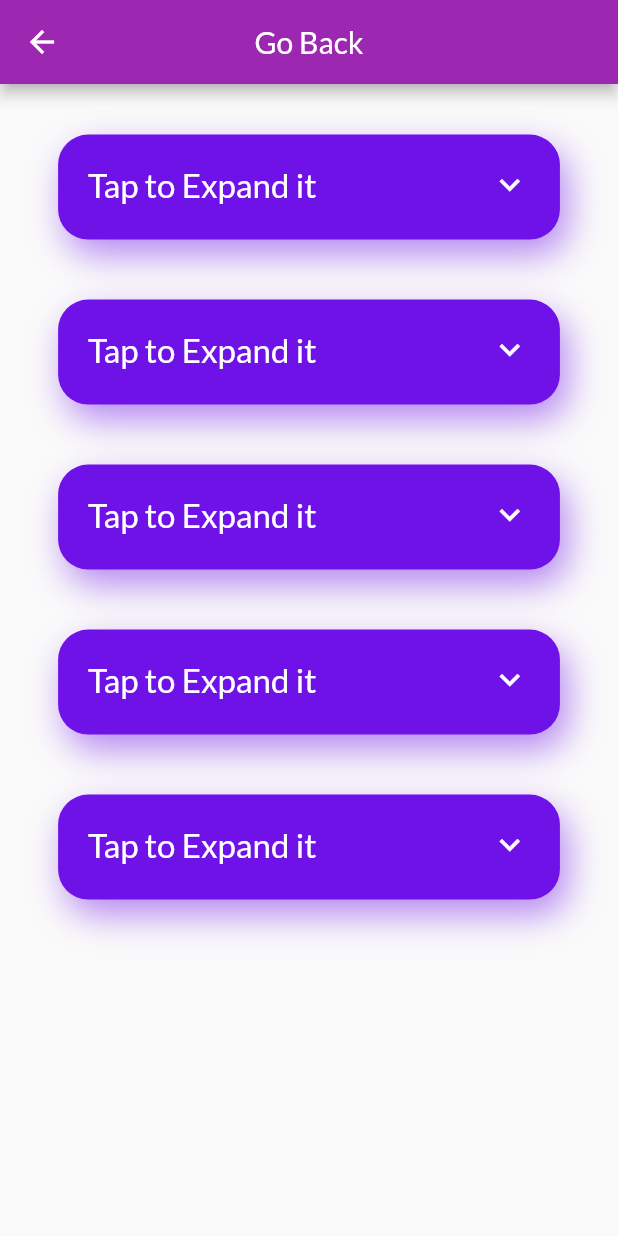
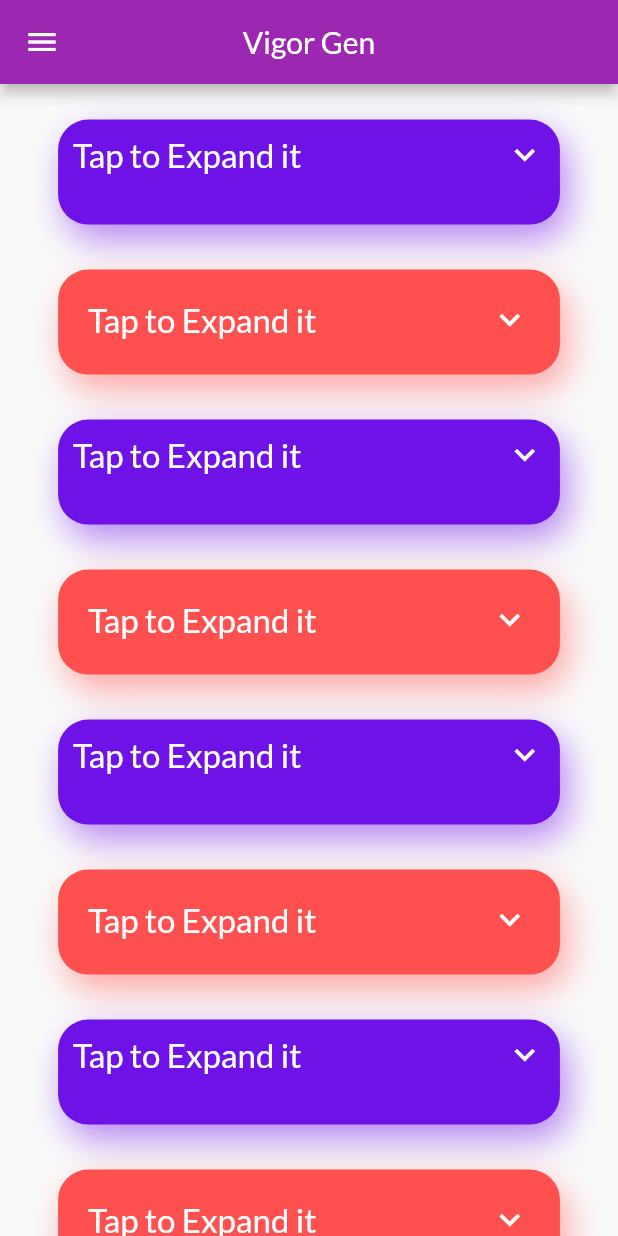
Before and after one commit to Richie1000/vigorGen-User, a Flutter app: the LabScreen screen opened by its route, on a phone screen of 412 x 824 dp. Run offline on Flutter 3.47's test engine with Material 2 defaults, Android fonts, the phone set to English and light mode, and no system bars; our stand-ins replace firebase_core, flutter_spinkit, flutter_staggered_animations, image_picker, shared_preferences; accounts and stored records are empty.

Commit message:
Minor changes before major change

```diff
--- a/lib/providers/labtest.dart
+++ b/lib/providers/labtest.dart
@@ -1,32 +1,4 @@
 import 'package:flutter/material.dart';
-
-class LabItem with ChangeNotifier{
-  final double resultItem1;
-  final double resultItem2;
-  final double resultItem3;
-  final double resultItem4;
-  final double resultItem5;
-  final double resultItem6;
-  final double resultItem7;
-  final double resultItem8;
-  final double resultItem9;
-  final double resultItem10;
-  final double resultItem11;
-
-  LabItem({
-    @required this.resultItem1,
-    @required this.resultItem2,
-    @required this.resultItem3,
-    @required this.resultItem4,
-    @required this.resultItem5,
-    @required this.resultItem6,
-    @required this.resultItem7,
-    @required this.resultItem8,
-    @required this.resultItem9,
-    @required this.resultItem10,
-    @required this.resultItem11,
-  });
-}
 
 class LabTest with ChangeNotifier{
   final String id;
--- a/lib/screens/cart_screen.dart
+++ b/lib/screens/cart_screen.dart
@@ -1,3 +1,5 @@
+import 'dart:io';
+
 import 'package:flutter/material.dart';
 import 'package:provider/provider.dart';
 
--- a/lib/screens/lab_services_screen.dart
+++ b/lib/screens/lab_services_screen.dart
@@ -5,20 +5,22 @@ import 'package:flutter/services.dart';
 import 'package:flutter_staggered_animations/flutter_staggered_animations.dart';
 
 import '../widgets/lab_Item.dart';
+import '../widgets/app_drawer.dart';
 
 class LabScreen extends StatelessWidget {
   static const routeName = "./LabScreen";
   @override
   Widget build(BuildContext context) {
-    double _w = MediaQuery.of(context).size.width;
+    double _width = MediaQuery.of(context).size.width;
     return Scaffold(
       appBar: AppBar(
-          title: Text("Go Back"),
+          title: Text("Vigor Gen"),
           centerTitle: true,
           systemOverlayStyle: SystemUiOverlayStyle.light),
+      drawer: AppDrawer(),
       body: AnimationLimiter(
         child: ListView.builder(
-          padding: EdgeInsets.all(_w / 30),
+          padding: EdgeInsets.all(_width / 30),
           physics:
               BouncingScrollPhysics(parent: AlwaysScrollableScrollPhysics()),
           itemCount: 5,
--- a/lib/widgets/lab_Item.dart
+++ b/lib/widgets/lab_Item.dart
@@ -28,9 +28,9 @@ class _LabItemState extends State<LabItem> {
             child: AnimatedContainer(
               margin: EdgeInsets.symmetric(
                 horizontal: isExpanded ? 25 : 0,
-                vertical: 20,
+                vertical: 10,
               ),
-              padding: EdgeInsets.all(20),
+              padding: EdgeInsets.all(10),
               height: isExpanded ? 70 : 330,
               curve: Curves.fastLinearToSlowEaseIn,
               duration: Duration(milliseconds: 1200),
@@ -112,94 +112,94 @@ class _LabItemState extends State<LabItem> {
               ),
             ),
           ),
-          // InkWell(
-          //   highlightColor: Colors.transparent,
-          //   splashColor: Colors.transparent,
-          //   onTap: () {
-          //     setState(() {
-          //       isExpanded2 = !isExpanded2;
-          //     });
-          //   },
-          //   child: AnimatedContainer(
-          //     margin: EdgeInsets.symmetric(
-          //       horizontal: isExpanded2 ? 25 : 0,
-          //       vertical: 20,
-          //     ),
-          //     padding: EdgeInsets.all(20),
-          //     height: isExpanded2 ? 70 : 330,
-          //     curve: Curves.fastLinearToSlowEaseIn,
-          //     duration: Duration(milliseconds: 1200),
-          //     decoration: BoxDecoration(
-          //       boxShadow: [
-          //         BoxShadow(
-          //           color: Color(0xffFF5050).withOpacity(0.5),
-          //           blurRadius: 20,
-          //           offset: Offset(5, 10),
-          //         ),
-          //       ],
-          //       color: Color(0xffFF5050),
-          //       borderRadius: BorderRadius.all(
-          //         Radius.circular(isExpanded2 ? 20 : 0),
-          //       ),
-          //     ),
-          //     child: Column(
-          //       children: [
-          //         Row(
-          //           mainAxisAlignment: MainAxisAlignment.spaceBetween,
-          //           children: [
-          //             Text(
-          //               TapToExpandIt,
-          //               style: TextStyle(
-          //                 color: Colors.white,
-          //                 fontSize: 22,
-          //                 fontWeight: FontWeight.w400,
-          //               ),
-          //             ),
-          //             Icon(
-          //               isExpanded2
-          //                   ? Icons.keyboard_arrow_down
-          //                   : Icons.keyboard_arrow_up,
-          //               color: Colors.white,
-          //               size: 27,
-          //             ),
-          //           ],
-          //         ),
-          //         isExpanded2 ? SizedBox() : SizedBox(height: 20),
-          //         AnimatedCrossFade(
-          //           firstChild: Text(
-          //             '',
-          //             style: TextStyle(
-          //               fontSize: 0,
-          //             ),
-          //           ),
-          //           secondChild: Column(
-          //             children: [
-          //               Text(
-          //                 Sentence,
-          //                 style: TextStyle(
-          //                   color: Colors.white,
-          //                   fontSize: 15.7,
-          //                 ),
-          //               ),
-          //               IconButton(
-          //                 icon: Icon(Icons.shopping_cart),
-          //                 onPressed: (){
-          //                   print("Item tapped");
-          //                 },
-          //               )
-          //             ],
-          //           ),
-          //           crossFadeState: isExpanded2
-          //               ? CrossFadeState.showFirst
-          //               : CrossFadeState.showSecond,
-          //           duration: Duration(milliseconds: 1200),
-          //           reverseDuration: Duration.zero,
-          //           sizeCurve: Curves.fastLinearToSlowEaseIn,
-          //         ),
-          //       ],
-          //     ),
-          //   ),
-          // ),
+          InkWell(
+            highlightColor: Colors.transparent,
+            splashColor: Colors.transparent,
+            onTap: () {
+              setState(() {
+                isExpanded2 = !isExpanded2;
+              });
+            },
+            child: AnimatedContainer(
+              margin: EdgeInsets.symmetric(
+                horizontal: isExpanded2 ? 25 : 0,
+                vertical: 20,
+              ),
+              padding: EdgeInsets.all(20),
+              height: isExpanded2 ? 70 : 330,
+              curve: Curves.fastLinearToSlowEaseIn,
+              duration: Duration(milliseconds: 1200),
+              decoration: BoxDecoration(
+                boxShadow: [
+                  BoxShadow(
+                    color: Color(0xffFF5050).withOpacity(0.5),
+                    blurRadius: 20,
+                    offset: Offset(5, 10),
+                  ),
+                ],
+                color: Color(0xffFF5050),
+                borderRadius: BorderRadius.all(
+                  Radius.circular(isExpanded2 ? 20 : 0),
+                ),
+              ),
+              child: Column(
+                children: [
+                  Row(
+                    mainAxisAlignment: MainAxisAlignment.spaceBetween,
+                    children: [
+                      Text(
+                        TapToExpandIt,
+                        style: TextStyle(
+                          color: Colors.white,
+                          fontSize: 22,
+                          fontWeight: FontWeight.w400,
+                        ),
+                      ),
+                      Icon(
+                        isExpanded2
+                            ? Icons.keyboard_arrow_down
+                            : Icons.keyboard_arrow_up,
+                        color: Colors.white,
+                        size: 27,
+                      ),
+                    ],
+                  ),
+                  isExpanded2 ? SizedBox() : SizedBox(height: 20),
+                  AnimatedCrossFade(
+                    firstChild: Text(
+                      '',
+                      style: TextStyle(
+                        fontSize: 0,
+                      ),
+                    ),
+                    secondChild: Column(
+                      children: [
+                        Text(
+                          Sentence,
+                          style: TextStyle(
+                            color: Colors.white,
+                            fontSize: 15.7,
+                          ),
+                        ),
+                        IconButton(
+                          icon: Icon(Icons.shopping_cart),
+                          onPressed: (){
+                            print("Item tapped");
+                          },
+                        )
+                      ],
+                    ),
+                    crossFadeState: isExpanded2
+                        ? CrossFadeState.showFirst
+                        : CrossFadeState.showSecond,
+                    duration: Duration(milliseconds: 1200),
+                    reverseDuration: Duration.zero,
+                    sizeCurve: Curves.fastLinearToSlowEaseIn,
+                  ),
+                ],
+              ),
+            ),
+          ),
           ]);
 
   }}
--- a/pubspec.yaml
+++ b/pubspec.yaml
@@ -30,6 +30,8 @@ dependencies:
   flutter_spinkit: ^5.1.0
   firebase_core: ^1.17.1
   flutter_staggered_animations: ^1.0.0
+  image_picker: ^0.6.5+3
+  firebase_storage: ^0.3.2
 
 dev_dependencies:
   flutter_test:
```
Also changed, not shown: lib/screens/edit_product_screen.dart (+10 -0 lines), lib/widgets/image_picker.dart (added, +70 -0 lines), lib/providers/lab_result.dart (added), pubspec.lock.
